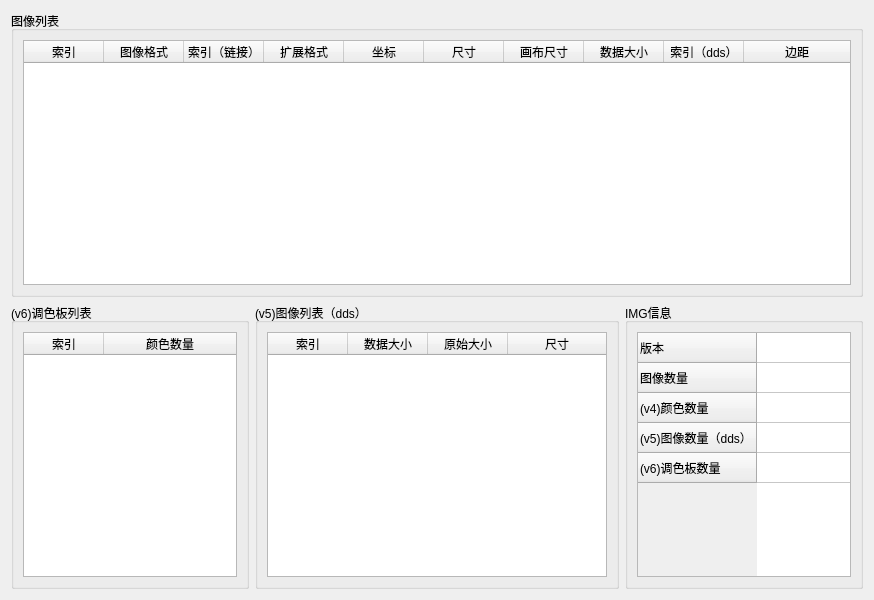
Qt form view/main/img_widget.ui (HsOjo/OjoDnfExtractor) before a commit.
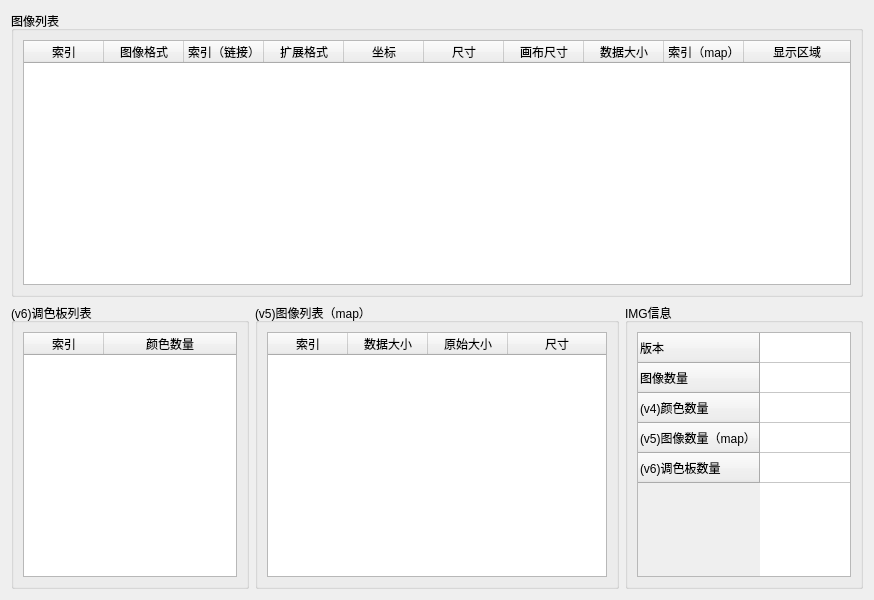
The same form after that commit.

What changed in the file:
```diff
--- a/view/main/img_widget.ui
+++ b/view/main/img_widget.ui
@@ -73,7 +73,7 @@
    <item row="1" column="1">
     <widget class="QGroupBox" name="groupBox_2">
      <property name="title">
-      <string>(v5)图像列表（dds）</string>
+      <string>(v5)图像列表（map）</string>
      </property>
      <layout class="QGridLayout" name="gridLayout_7">
       <item row="0" column="0">
@@ -161,7 +161,7 @@
         </row>
         <row>
          <property name="text">
-          <string>(v5)图像数量（dds）</string>
+          <string>(v5)图像数量（map）</string>
          </property>
         </row>
         <row>
@@ -253,12 +253,12 @@
         </column>
         <column>
          <property name="text">
-          <string>索引（dds）</string>
+          <string>索引（map）</string>
          </property>
         </column>
         <column>
          <property name="text">
-          <string>边距</string>
+          <string>显示区域</string>
          </property>
         </column>
        </widget>
```
Left out of the diff: 2 changed lines with no effect on the pictures.
